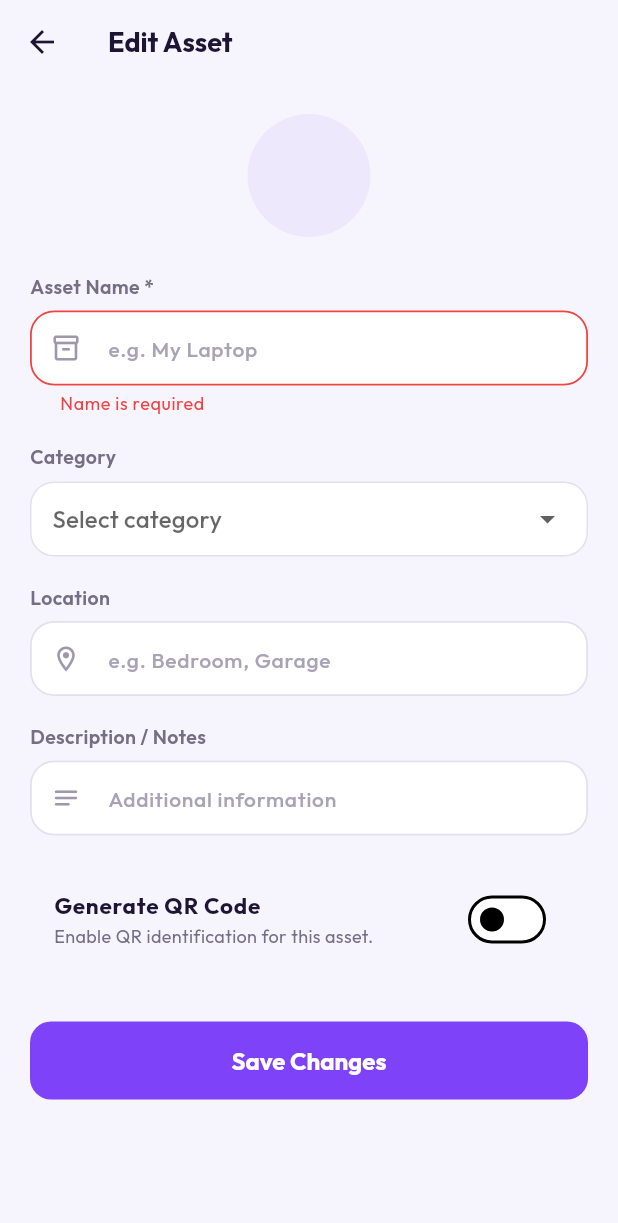
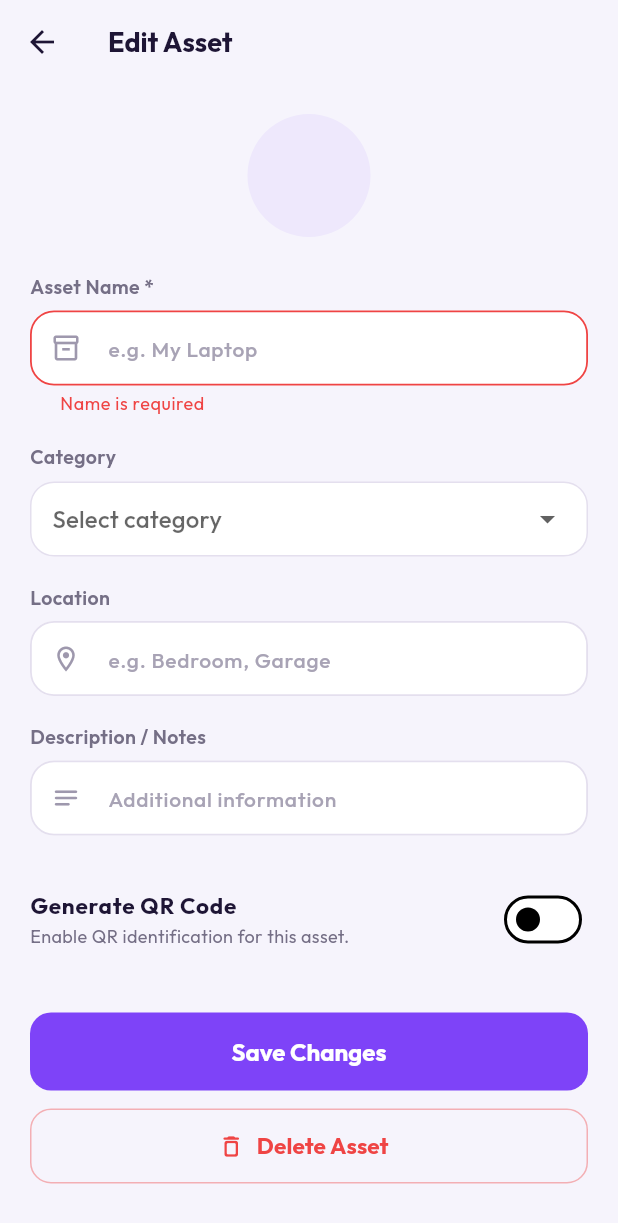
Before and after one commit to AsmaJavaid0/AssetVentory, a Flutter app: the EditAssetScreen screen opened directly with empty values, after a tap on "Save Changes", on a phone screen of 412 x 824 dp. Shown: the top 1223 px of the screen. Run offline on Flutter 3.47's test engine with Material 3 defaults, Android fonts, the light colour scheme and no system bars; our stand-ins replace cloud_firestore, drift, drift_flutter, emoji_picker_flutter, file_picker, firebase_auth and 7 more; accounts and stored records are empty; generated files the repository leaves out were written again.

Commit message:
Add delete action to asset edit screen

```diff
--- a/app/lib/features/assets/screens/edit_asset_screen.dart
+++ b/app/lib/features/assets/screens/edit_asset_screen.dart
@@ -4,127 +4,61 @@ import 'package:google_fonts/google_fonts.dart';
 import '../../../core/constants/app_colors.dart';
 import '../../../core/di/service_locator.dart';
 import '../../../core/widgets/custom_text_field.dart';
-
 import '../models/local_asset.dart';
 import '../models/local_category.dart';
-import 'asset_details_screen.dart';
 
 class EditAssetScreen extends StatefulWidget {
   final LocalAsset asset;
+  const EditAssetScreen({super.key, required this.asset});
 
-  const EditAssetScreen({
-    super.key,
-    required this.asset,
-  });
+  static Future<void> navigateTo(BuildContext context, LocalAsset asset) {
+    return Navigator.of(context).push(MaterialPageRoute<void>(builder: (_) => EditAssetScreen(asset: asset)));
+  }
 
-  static Future<void> navigateTo(
-  BuildContext context,
-  LocalAsset asset,
-) {
-  return Navigator.of(context).push(
-    MaterialPageRoute(
-      builder: (_) => EditAssetScreen(asset: asset),
-    ),
-  );
+  @override
+  State<EditAssetScreen> createState() => _EditAssetScreenState();
 }
 
-  @override
-  State<EditAssetScreen> createState() =>
-      _EditAssetScreenState();
-}
+class _EditAssetScreenState extends State<EditAssetScreen> {
+  final _formKey = GlobalKey<FormState>();
+  final _assetRepository = serviceLocator.assetRepository;
+  final _categoryRepository = serviceLocator.categoryRepository;
 
-class _EditAssetScreenState
-    extends State<EditAssetScreen> {
-  final _formKey =
-      GlobalKey<FormState>();
-
-  final _assetRepository =
-      serviceLocator.assetRepository;
-
-  final _categoryRepository =
-      serviceLocator.categoryRepository;
-
-  late final TextEditingController
-      _nameController;
-
-  late final TextEditingController
-      _locationController;
-
-  late final TextEditingController
-      _descriptionController;
-
+  late final TextEditingController _nameController;
+  late final TextEditingController _locationController;
+  late final TextEditingController _descriptionController;
   late String _emoji;
-
   String? _categoryId;
-
   late bool _qrEnabled;
-
-  late Map<String, String>
-      _customFields;
-
+  late Map<String, String> _customFields;
   List<LocalCategory> _categories = [];
-
   bool _loading = true;
   bool _saving = false;
+  bool _deleting = false;
 
   @override
   void initState() {
     super.initState();
-
     final asset = widget.asset;
-
-    _nameController =
-        TextEditingController(
-      text: asset.name,
-    );
-
-    _locationController =
-        TextEditingController(
-      text: asset.location ?? '',
-    );
-
-    _descriptionController =
-        TextEditingController(
-      text: asset.description ?? '',
-    );
-
+    _nameController = TextEditingController(text: asset.name);
+    _locationController = TextEditingController(text: asset.location ?? '');
+    _descriptionController = TextEditingController(text: asset.description ?? '');
     _emoji = asset.emoji ?? '📦';
-
     _categoryId = asset.categoryId;
-
     _qrEnabled = asset.qrEnabled;
-
-    _customFields =
-        Map<String, String>.from(
-      asset.customFields,
-    );
-
+    _customFields = Map<String, String>.from(asset.customFields);
     _loadCategories();
   }
 
   Future<void> _loadCategories() async {
     try {
-      final categories =
-          await _categoryRepository
-              .getCategories('local_user');
-
+      final categories = await _categoryRepository.getCategories('local_user');
       if (!mounted) return;
-
-      setState(() {
-        _categories = categories;
-        _loading = false;
-      });
+      setState(() { _categories = categories; _loading = false; });
     } catch (e) {
-      debugPrint(
-        'Error loading categories: $e',
-      );
-
+      debugPrint('Error loading categories: $e');
       if (!mounted) return;
-
-      setState(() {
-        _categories = [];
-        _loading = false;
-      });
+      setState(() { _categories = []; _loading = false; });
     }
   }
 
@@ -137,386 +71,176 @@ class _EditAssetScreenState
   }
 
   Future<void> _save() async {
-    if (!_formKey.currentState!
-        .validate()) {
-      return;
-    }
-
-    setState(() {
-      _saving = true;
-    });
-
+    if (!_formKey.currentState!.validate()) return;
+    setState(() => _saving = true);
     try {
-      final updated =
-          widget.asset.copyWith(
+      final updated = widget.asset.copyWith(
         name: _nameController.text.trim(),
         categoryId: _categoryId,
         emoji: _emoji,
-        location: _locationController
-                .text
-                .trim()
-                .isEmpty
-            ? null
-            : _locationController.text
-                .trim(),
-        description: _descriptionController
-                .text
-                .trim()
-                .isEmpty
-            ? null
-            : _descriptionController.text
-                .trim(),
+        location: _locationController.text.trim().isEmpty ? null : _locationController.text.trim(),
+        description: _descriptionController.text.trim().isEmpty ? null : _descriptionController.text.trim(),
         qrEnabled: _qrEnabled,
         customFields: _customFields,
         updatedAt: DateTime.now(),
       );
+      await _assetRepository.updateAsset(updated);
+      if (!mounted) return;
+      Navigator.of(context).pop();
+    } catch (e, stackTrace) {
+      debugPrint('Error updating asset: $e');
+      debugPrintStack(stackTrace: stackTrace);
+      if (!mounted) return;
+      setState(() => _saving = false);
+      ScaffoldMessenger.of(context).showSnackBar(const SnackBar(content: Text('Failed to update asset.')));
+    }
+  }
 
-      await _assetRepository
-          .updateAsset(updated);
+  Future<void> _deleteAsset() async {
+    if (_deleting) return;
+    final confirmed = await showDialog<bool>(
+      context: context,
+      builder: (dialogContext) => AlertDialog(
+        title: const Text('Delete Asset?'),
+        content: Text('"${widget.asset.name}" will be permanently removed from this device. This cannot be undone.'),
+        actions: [
+          TextButton(onPressed: () => Navigator.of(dialogContext).pop(false), child: const Text('Cancel')),
+          ElevatedButton(
+            onPressed: () => Navigator.of(dialogContext).pop(true),
+            style: ElevatedButton.styleFrom(backgroundColor: AppColors.error, foregroundColor: Colors.white),
+            child: const Text('Delete'),
+          ),
+        ],
+      ),
+    );
+    if (confirmed != true || !mounted) return;
 
+    setState(() => _deleting = true);
+    try {
+      await _assetRepository.deleteAsset(widget.asset.id);
       if (!mounted) return;
-
-      Navigator.pop(context);
+      Navigator.of(context).pop();
+      ScaffoldMessenger.of(context).showSnackBar(const SnackBar(content: Text('Asset deleted.')));
     } catch (e, stackTrace) {
-      debugPrint(
-        'Error updating asset: $e',
-      );
-      debugPrintStack(
-        stackTrace: stackTrace,
-      );
-
+      debugPrint('Error deleting asset: $e');
+      debugPrintStack(stackTrace: stackTrace);
       if (!mounted) return;
-
-      setState(() {
-        _saving = false;
-      });
-
-      ScaffoldMessenger.of(context)
-          .showSnackBar(
-        const SnackBar(
-          content: Text(
-            'Failed to update asset.',
-          ),
-        ),
-      );
+      setState(() => _deleting = false);
+      ScaffoldMessenger.of(context).showSnackBar(const SnackBar(content: Text('Failed to delete asset.')));
     }
   }
 
   void _chooseEmoji() {
-    const emojis = [
-      '📦',
-      '💻',
-      '📱',
-      '🚗',
-      '🏠',
-      '🔧',
-      '📚',
-      '👕',
-      '🎮',
-      '🎨',
-      '🛠️',
-      '💍',
-    ];
-
+    const emojis = ['📦', '💻', '📱', '🚗', '🏠', '🔧', '📚', '👕', '🎮', '🎨', '🛠️', '💍'];
     showModalBottomSheet(
       context: context,
-      builder: (sheetContext) {
-        return SafeArea(
-          child: GridView.count(
-            crossAxisCount: 4,
-            shrinkWrap: true,
-            padding:
-                const EdgeInsets.all(24),
-            children: emojis.map((emoji) {
-              return InkWell(
-                onTap: () {
-                  setState(() {
-                    _emoji = emoji;
-                  });
-
-                  Navigator.pop(
-                    sheetContext,
-                  );
-                },
-                child: Center(
-                  child: Text(
-                    emoji,
-                    style: const TextStyle(
-                      fontSize: 32,
-                    ),
-                  ),
-                ),
-              );
-            }).toList(),
-          ),
-        );
-      },
+      builder: (sheetContext) => SafeArea(
+        child: GridView.count(
+          crossAxisCount: 4,
+          shrinkWrap: true,
+          padding: const EdgeInsets.all(24),
+          children: emojis.map((emoji) => InkWell(
+            onTap: () { setState(() => _emoji = emoji); Navigator.pop(sheetContext); },
+            child: Center(child: Text(emoji, style: const TextStyle(fontSize: 32))),
+          )).toList(),
+        ),
+      ),
     );
   }
 
   @override
   Widget build(BuildContext context) {
-    if (_loading) {
-      return const Scaffold(
-        body: Center(
-          child:
-              CircularProgressIndicator(),
-        ),
-      );
-    }
+    if (_loading) return const Scaffold(body: Center(child: CircularProgressIndicator()));
 
     return Scaffold(
-      backgroundColor:
-          AppColors.scaffoldBg,
-
+      backgroundColor: AppColors.scaffoldBg,
       appBar: AppBar(
-        title: Text(
-          'Edit Asset',
-          style: GoogleFonts.outfit(
-            fontWeight: FontWeight.w700,
-            color: AppColors.textPrimary,
-          ),
-        ),
+        title: Text('Edit Asset', style: GoogleFonts.outfit(fontWeight: FontWeight.w700, color: AppColors.textPrimary)),
         backgroundColor: Colors.transparent,
         elevation: 0,
       ),
-
       body: Form(
         key: _formKey,
         child: SingleChildScrollView(
-          padding:
-              const EdgeInsets.all(20),
+          padding: const EdgeInsets.all(20),
           child: Column(
-            crossAxisAlignment:
-                CrossAxisAlignment.start,
+            crossAxisAlignment: CrossAxisAlignment.start,
             children: [
               Center(
                 child: GestureDetector(
                   onTap: _chooseEmoji,
                   child: Container(
-                    width: 82,
-                    height: 82,
-                    decoration: BoxDecoration(
-                      color: AppColors
-                          .primaryPurple
-                          .withAlpha(18),
-                      shape: BoxShape.circle,
-                    ),
-                    child: Center(
-                      child: Text(
-                        _emoji,
-                        style:
-                            const TextStyle(
-                          fontSize: 42,
-                        ),
-                      ),
-                    ),
+                    width: 82, height: 82,
+                    decoration: BoxDecoration(color: AppColors.primaryPurple.withAlpha(18), shape: BoxShape.circle),
+                    child: Center(child: Text(_emoji, style: const TextStyle(fontSize: 42))),
                   ),
                 ),
               ),
-
               const SizedBox(height: 24),
-
               CustomTextField(
-                controller:
-                    _nameController,
-                labelText:
-                    'Asset Name *',
-                hintText:
-                    'e.g. My Laptop',
-                prefixIcon:
-                    Icons.inventory_2_outlined,
-                validator: (value) {
-                  if (value == null ||
-                      value.trim().isEmpty) {
-                    return 'Name is required';
-                  }
-
-                  return null;
-                },
+                controller: _nameController,
+                labelText: 'Asset Name *',
+                hintText: 'e.g. My Laptop',
+                prefixIcon: Icons.inventory_2_outlined,
+                validator: (value) => value == null || value.trim().isEmpty ? 'Name is required' : null,
               ),
-
               const SizedBox(height: 18),
-
-              Text(
-                'Category',
-                style: GoogleFonts.outfit(
-                  fontWeight:
-                      FontWeight.w600,
-                  color:
-                      AppColors.textSecondary,
-                ),
-              ),
-
+              Text('Category', style: GoogleFonts.outfit(fontWeight: FontWeight.w600, color: AppColors.textSecondary)),
               const SizedBox(height: 7),
-
               Container(
-                padding:
-                    const EdgeInsets.symmetric(
-                  horizontal: 14,
-                ),
-                decoration: BoxDecoration(
-                  color: Colors.white,
-                  borderRadius:
-                      BorderRadius.circular(16),
-                  border: Border.all(
-                    color:
-                        const Color(
-                      0xFFE4DFEE,
-                    ),
-                  ),
-                ),
-                child:
-                    DropdownButtonHideUnderline(
-                  child:
-                      DropdownButton<String?>(
+                padding: const EdgeInsets.symmetric(horizontal: 14),
+                decoration: BoxDecoration(color: Colors.white, borderRadius: BorderRadius.circular(16), border: Border.all(color: const Color(0xFFE4DFEE))),
+                child: DropdownButtonHideUnderline(
+                  child: DropdownButton<String?>(
                     value: _categoryId,
                     isExpanded: true,
-                    hint: const Text(
-                      'Select category',
-                    ),
+                    hint: const Text('Select category'),
                     items: [
-                      const DropdownMenuItem<
-                          String?>(
-                        value: null,
-                        child:
-                            Text('Uncategorized'),
-                      ),
-                      ..._categories.map(
-                        (category) {
-                          return DropdownMenuItem<
-                              String?>(
-                            value:
-                                category.id,
-                            child: Row(
-                              children: [
-                                Text(
-                                  category
-                                          .emoji ??
-                                      '📂',
-                                ),
-                                const SizedBox(
-                                  width: 8,
-                                ),
-                                Text(
-                                  category.name,
-                                ),
-                              ],
-                            ),
-                          );
-                        },
-                      ),
+                      const DropdownMenuItem<String?>(value: null, child: Text('Uncategorized')),
+                      ..._categories.map((category) => DropdownMenuItem<String?>(
+                        value: category.id,
+                        child: Row(children: [Text(category.emoji ?? '📂'), const SizedBox(width: 8), Text(category.name)]),
+                      )),
                     ],
-                    onChanged: (value) {
-                      setState(() {
-                        _categoryId =
-                            value;
-                      });
-                    },
+                    onChanged: (value) => setState(() => _categoryId = value),
                   ),
                 ),
               ),
-
               const SizedBox(height: 18),
-
-              CustomTextField(
-                controller:
-                    _locationController,
-                labelText:
-                    'Location',
-                hintText:
-                    'e.g. Bedroom, Garage',
-                prefixIcon:
-                    Icons.location_on_outlined,
+              CustomTextField(controller: _locationController, labelText: 'Location', hintText: 'e.g. Bedroom, Garage', prefixIcon: Icons.location_on_outlined),
+              const SizedBox(height: 18),
+              CustomTextField(controller: _descriptionController, labelText: 'Description / Notes', hintText: 'Additional information', prefixIcon: Icons.notes_rounded),
+              const SizedBox(height: 20),
+              SwitchListTile(
+                contentPadding: EdgeInsets.zero,
+                value: _qrEnabled,
+                onChanged: (value) => setState(() => _qrEnabled = value),
+                activeThumbColor: AppColors.primaryPurple,
+                title: Text('Generate QR Code', style: GoogleFonts.outfit(fontWeight: FontWeight.w700)),
+                subtitle: Text('Enable QR identification for this asset.', style: GoogleFonts.outfit(fontSize: 12, color: AppColors.textSecondary)),
               ),
-
-              const SizedBox(height: 18),
-
-              CustomTextField(
-                controller:
-                    _descriptionController,
-                labelText:
-                    'Description / Notes',
-                hintText:
-                    'Additional information',
-                prefixIcon:
-                    Icons.notes_rounded,
-              ),
-
-              const SizedBox(height: 20),
-
-              SwitchListTile(
-                value: _qrEnabled,
-                onChanged: (value) {
-                  setState(() {
-                    _qrEnabled = value;
-                  });
-                },
-                activeThumbColor:
-                    AppColors.primaryPurple,
-                title: Text(
-                  'Generate QR Code',
-                  style: GoogleFonts.outfit(
-                    fontWeight:
-                        FontWeight.w700,
-                  ),
-                ),
-                subtitle: Text(
-                  'Enable QR identification for this asset.',
-                  style: GoogleFonts.outfit(
-                    fontSize: 12,
-                    color:
-                        AppColors.textSecondary,
-                  ),
-                ),
-              ),
-
-              const SizedBox(height: 32),
-
+              const SizedBox(height: 26),
               SizedBox(
                 width: double.infinity,
                 height: 52,
                 child: ElevatedButton(
-                  onPressed:
-                      _saving ? null : _save,
-                  style:
-                      ElevatedButton.styleFrom(
-                    backgroundColor:
-                        AppColors
-                            .primaryPurple,
-                    foregroundColor:
-                        Colors.white,
-                    shape:
-                        RoundedRectangleBorder(
-                      borderRadius:
-                          BorderRadius.circular(
-                        14,
-                      ),
-                    ),
-                  ),
-                  child: _saving
-                      ? const SizedBox(
-                          width: 22,
-                          height: 22,
-                          child:
-                              CircularProgressIndicator(
-                            strokeWidth: 2,
-                            color:
-                                Colors.white,
-                          ),
-                        )
-                      : Text(
-                          'Save Changes',
-                          style:
-                              GoogleFonts.outfit(
-                            fontWeight:
-                                FontWeight.w700,
-                          ),
-                        ),
+                  onPressed: (_saving || _deleting) ? null : _save,
+                  style: ElevatedButton.styleFrom(backgroundColor: AppColors.primaryPurple, foregroundColor: Colors.white, shape: RoundedRectangleBorder(borderRadius: BorderRadius.circular(14))),
+                  child: _saving ? const SizedBox(width: 22, height: 22, child: CircularProgressIndicator(strokeWidth: 2, color: Colors.white)) : Text('Save Changes', style: GoogleFonts.outfit(fontWeight: FontWeight.w700)),
                 ),
               ),
-
-              const SizedBox(height: 30),
+              const SizedBox(height: 12),
+              SizedBox(
+                width: double.infinity,
+                height: 50,
+                child: OutlinedButton.icon(
+                  onPressed: (_saving || _deleting) ? null : _deleteAsset,
+                  icon: _deleting ? const SizedBox(width: 18, height: 18, child: CircularProgressIndicator(strokeWidth: 2)) : const Icon(Icons.delete_outline_rounded),
+                  label: Text(_deleting ? 'Deleting...' : 'Delete Asset', style: GoogleFonts.outfit(fontWeight: FontWeight.w700)),
+                  style: OutlinedButton.styleFrom(foregroundColor: AppColors.error, side: BorderSide(color: AppColors.error.withAlpha(100)), shape: RoundedRectangleBorder(borderRadius: BorderRadius.circular(14))),
+                ),
+              ),
+              const SizedBox(height: 24),
             ],
           ),
         ),
```
